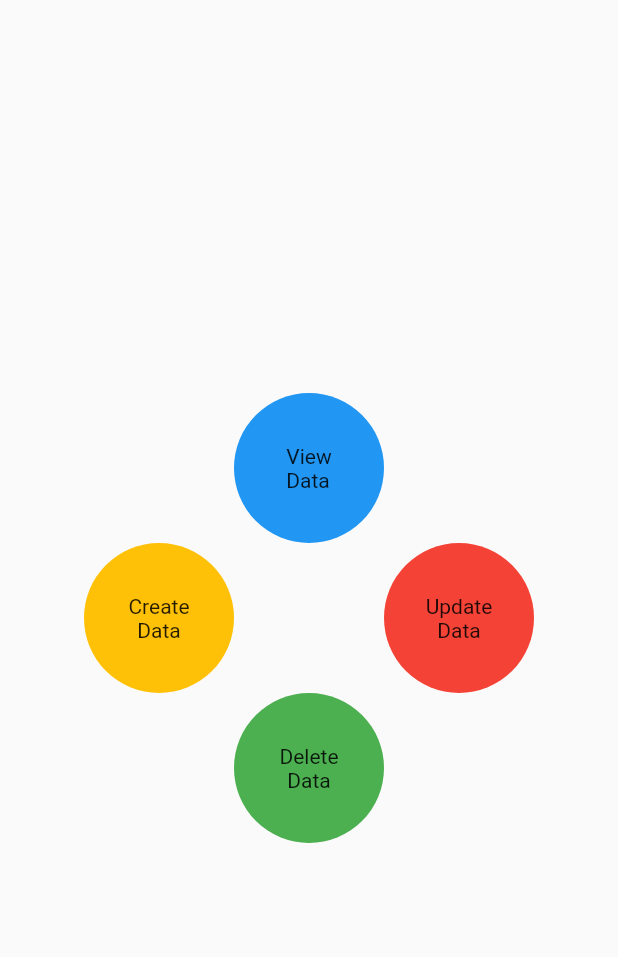
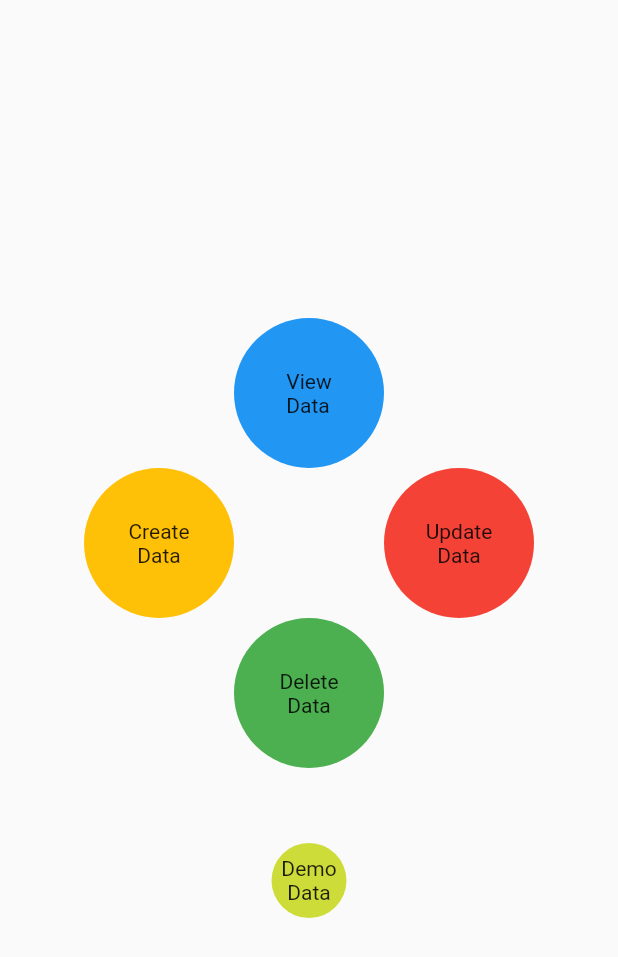
Before and after one commit to Ahad-Haque/flutter_crud, a Flutter app: the screen it shows after launch, on a phone screen of 412 x 824 dp. Shown: the top 957 px of the screen. Run offline on Flutter 3.47's test engine with Material 2 defaults, Android fonts, the phone set to English and light mode, and no system bars; our stand-ins replace cloud_firestore, firebase_core; accounts and stored records are empty.

Commit message:
added test createdataDemo

```diff
--- a/lib/home.dart
+++ b/lib/home.dart
@@ -1,4 +1,5 @@
 import 'package:firebase_crud/createdata.dart';
+import 'package:firebase_crud/createdataDemo.dart';
 import 'package:firebase_crud/deletedata.dart';
 import 'package:firebase_crud/updatedata.dart';
 import 'package:firebase_crud/viewdata.dart';
@@ -129,6 +130,45 @@ class Home extends StatelessWidget {
               ),
             ],
           ),
+          Row(
+            mainAxisAlignment: MainAxisAlignment.center,
+            crossAxisAlignment: CrossAxisAlignment.center,
+            children: <Widget>[
+              Container(
+                // color: Colors.amber,
+                height: 50,
+                width: 50,
+                decoration: BoxDecoration(
+                    color: Colors.transparent, shape: BoxShape.circle),
+              ),
+            ],
+          ),
+          Row(
+            mainAxisAlignment: MainAxisAlignment.center,
+            crossAxisAlignment: CrossAxisAlignment.center,
+            children: <Widget>[
+              GestureDetector(
+                onTap: () {
+                  Navigator.push(
+                      context,
+                      MaterialPageRoute(
+                          builder: ((context) => const CreateDemo())));
+                },
+                child: Container(
+                  // color: Colors.amber,
+                  height: 50,
+                  width: 50,
+                  decoration:
+                      BoxDecoration(color: Colors.lime, shape: BoxShape.circle),
+                  child: const Center(
+                      child: Text(
+                    'Demo\nData',
+                    textAlign: TextAlign.center,
+                  )),
+                ),
+              ),
+            ],
+          ),
         ],
       ),
     );
--- a/lib/viewdata.dart
+++ b/lib/viewdata.dart
@@ -28,7 +28,7 @@ class ViewData extends StatelessWidget {
                   return Card(
                     margin: const EdgeInsets.all(10),
                     child: ListTile(
-                      title: Text(documentSnapshot['name']),
+                      title: Text(documentSnapshot['name'].toString()),
                       subtitle: Text(documentSnapshot['price'].toString()),
                       trailing: Text(
                           'quantity: ${documentSnapshot['quantity'].toString()}'),
```
Also changed, not shown: lib/createdataDemo.dart (added, +184 -0 lines).
